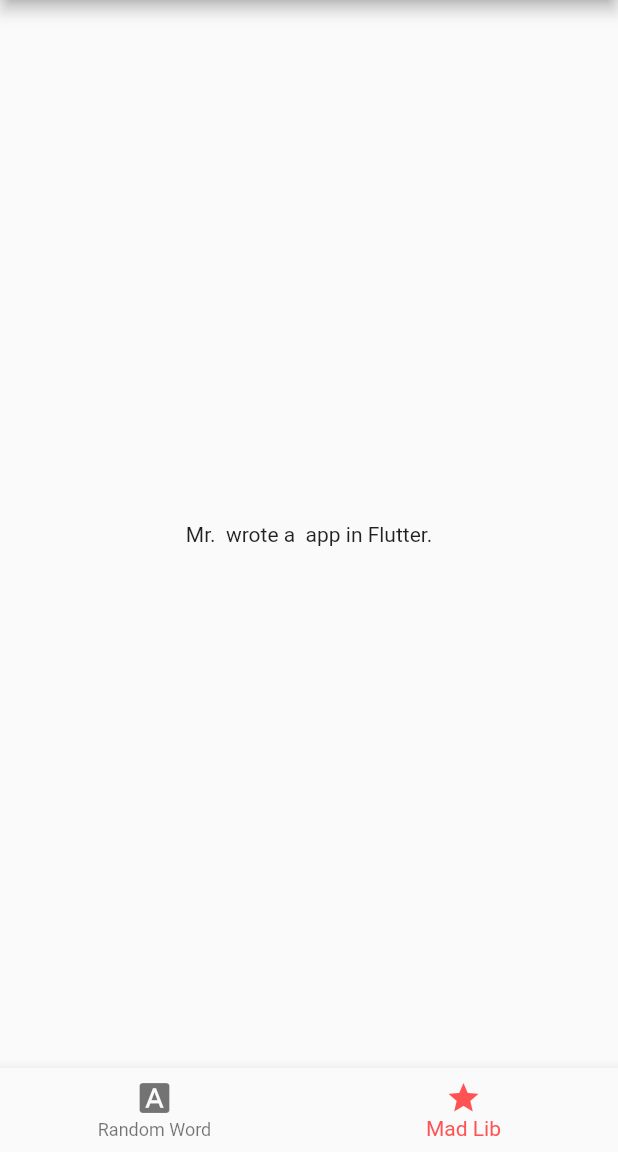
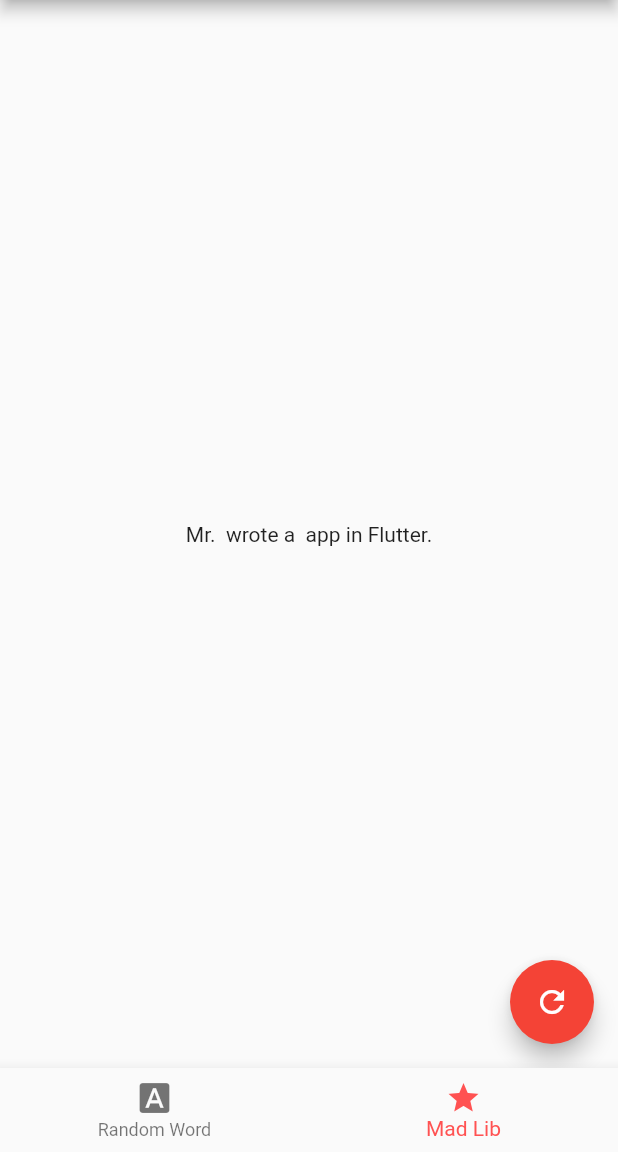
Before and after one commit to dylan-cm/tut.word.game.flutter.app, a Flutter app: the screen it shows after launch, on a phone screen of 412 x 824 dp, the part 84-1236 px from its top. Run offline on Flutter 3.47's test engine with Material 2 defaults, Android fonts, the phone set to English and light mode, and no system bars; missing offline and left inert: random_words.

Commit message:
added a refresh feature to madlib

```diff
--- a/lib/src/screens/mad_lib.dart
+++ b/lib/src/screens/mad_lib.dart
@@ -1,9 +1,13 @@
 import 'package:flutter/material.dart';
 import 'package:random_words/random_words.dart';
 
-class MadLib extends StatelessWidget{
-  final noun = WordNoun.random();
-  final adjective = WordAdjective.random();
+class MadLib extends StatefulWidget{
+  State<StatefulWidget> createState() => _MadLibState();
+}
+
+class _MadLibState extends State<MadLib>{
+  WordNoun noun = WordNoun.random();
+  WordAdjective adjective = WordAdjective.random();
 
   Widget build (BuildContext context){
     return Scaffold(
@@ -15,6 +19,17 @@ class MadLib extends StatelessWidget{
             'Mr. ${noun.asCapitalized} wrote a $adjective app in Flutter.'
           ),
         ),
+        floatingActionButton: FloatingActionButton(
+          child: Icon(Icons.refresh),
+          onPressed: _reloadMadLib,
+        ),
       );
   }
+
+  void _reloadMadLib(){
+    setState(() {
+          noun = WordNoun.random();
+          adjective = WordAdjective.random();
+        });
+  }
 }
```
